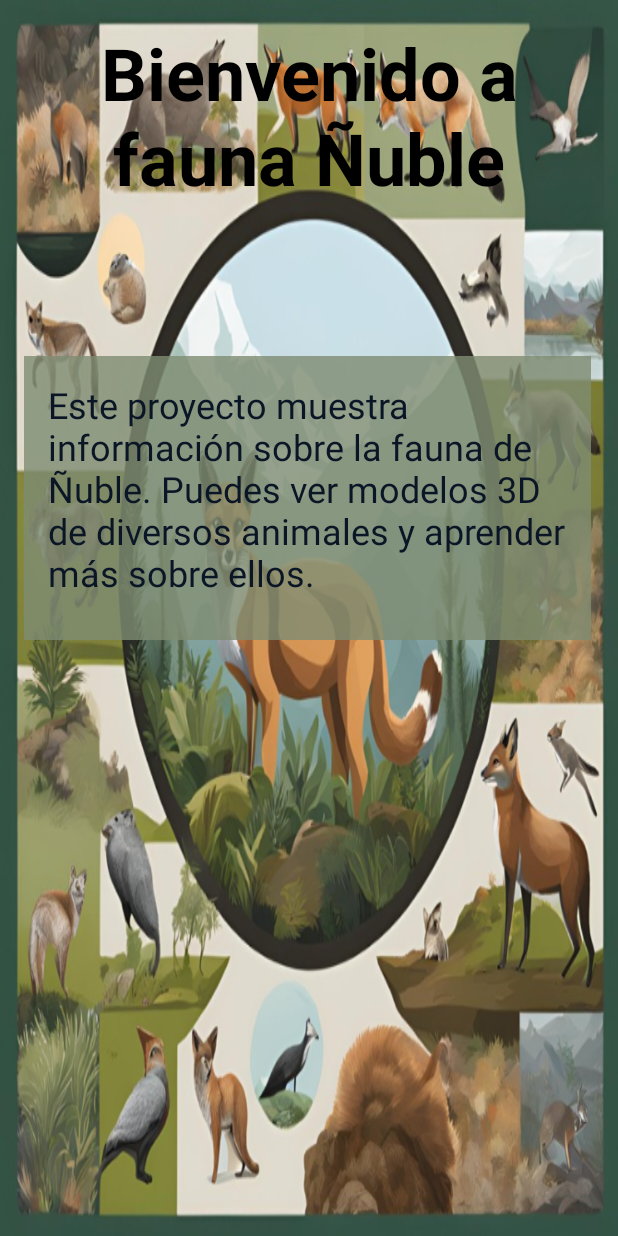
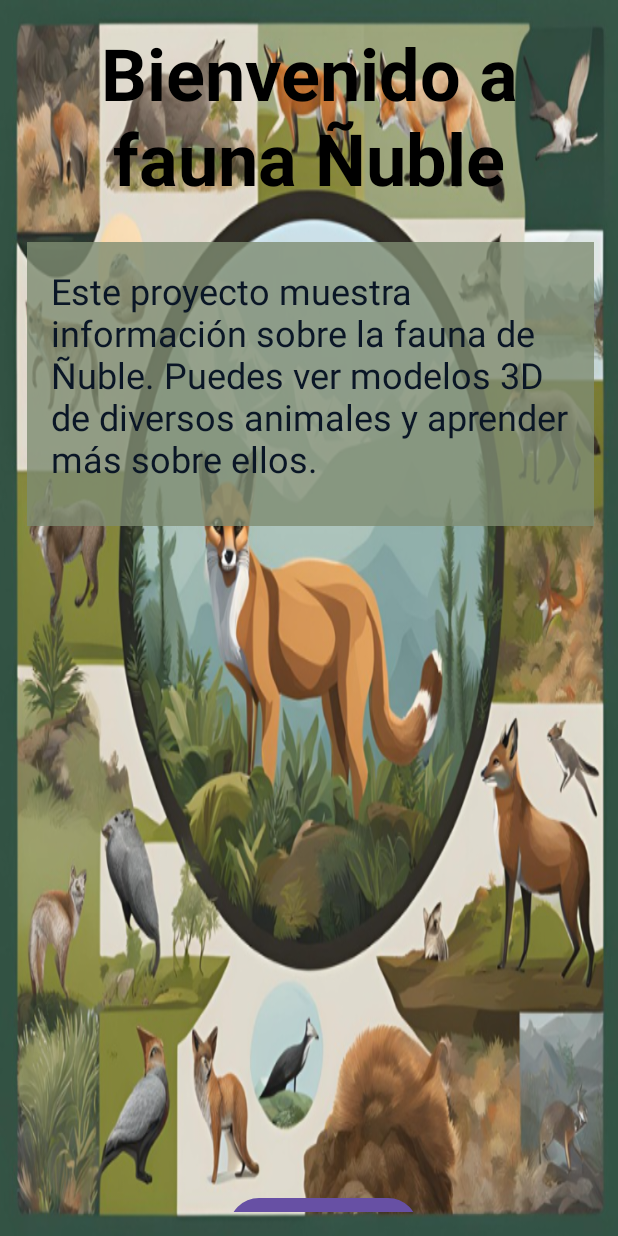
Before and after one commit to Benyiman/ProyectoFauna, an Android app: the screen it shows after launch (Inicio), on a phone screen of 412 x 824 dp. Run offline under Robolectric (Android 15) with nearby library versions, the phone set to English and light mode, and no system bars.

Commit message:
Proyectofauna MenuArreglado1

```diff
--- a/app/src/main/res/layout/activity_inicio.xml
+++ b/app/src/main/res/layout/activity_inicio.xml
@@ -28,7 +28,7 @@
         android:id="@+id/textViewDescription"
         android:layout_width="378dp"
         android:layout_height="189dp"
-        android:layout_marginTop="100dp"
+        android:layout_marginTop="24dp"
         android:background="@color/verdecito"
         android:padding="16dp"
         android:text="Este proyecto muestra información sobre la fauna de Ñuble. Puedes ver modelos 3D de diversos animales y aprender más sobre ellos."
@@ -36,7 +36,7 @@
         android:textColorLink="#9C6464"
         android:textSize="24sp"
         app:layout_constraintEnd_toEndOf="parent"
-        app:layout_constraintHorizontal_bias="0.0"
+        app:layout_constraintHorizontal_bias="1.0"
         app:layout_constraintStart_toStartOf="parent"
         app:layout_constraintTop_toBottomOf="@id/textViewWelcome" />
 
@@ -44,9 +44,10 @@
         android:id="@+id/buttonGoToMain"
         android:layout_width="wrap_content"
         android:layout_height="wrap_content"
-        android:layout_marginTop="436dp"
+        android:layout_marginTop="444dp"
         android:text="Ir a Modelos"
         app:layout_constraintEnd_toEndOf="parent"
+        app:layout_constraintHorizontal_bias="0.539"
         app:layout_constraintStart_toStartOf="parent"
         app:layout_constraintTop_toBottomOf="@id/textViewDescription" />
 
```
